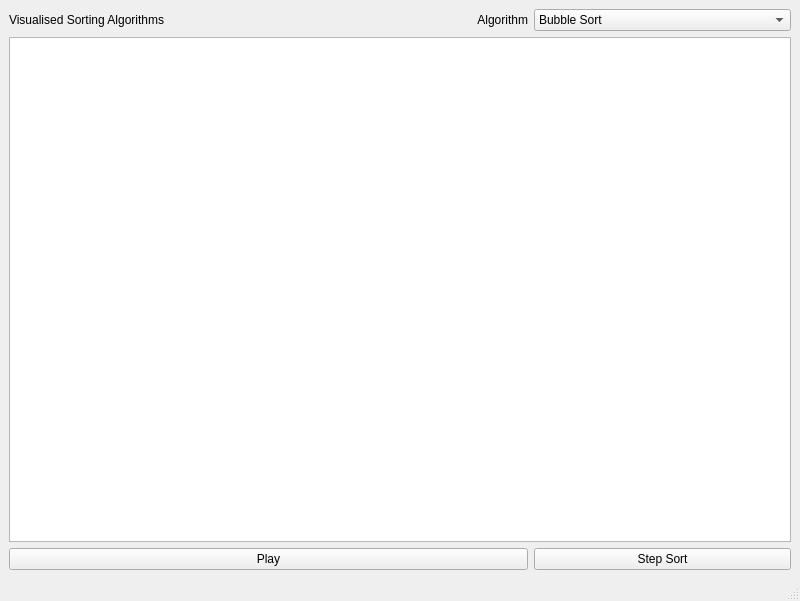
Above: mainwindow.ui from bennjii/VisualSort before the change. Below: the same form after it.
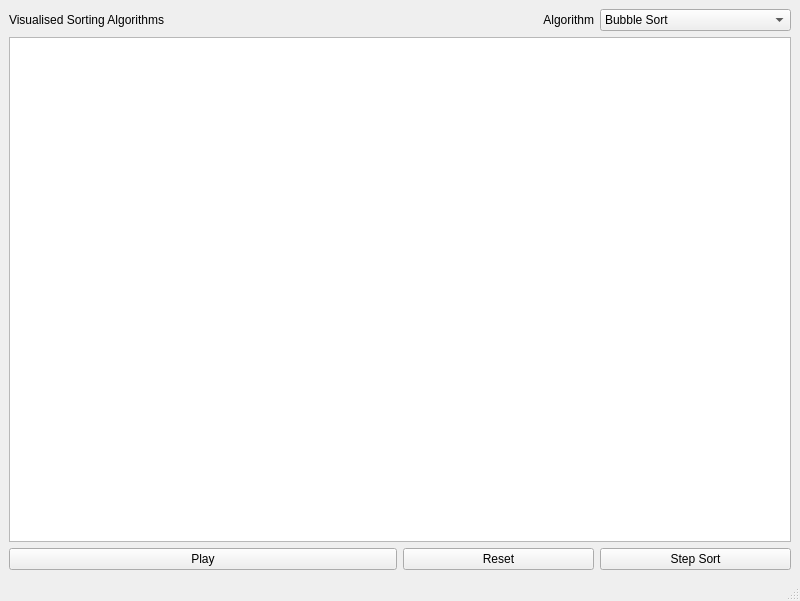
That is the form after the change.

Commit message: Added Reset Button and Brush Changes

```diff
--- a/mainwindow.ui
+++ b/mainwindow.ui
@@ -15,7 +15,14 @@
   </property>
   <widget class="QWidget" name="centralwidget">
    <layout class="QGridLayout" name="gridLayout">
-    <item row="2" column="2">
+    <item row="0" column="0">
+     <widget class="QLabel" name="label">
+      <property name="text">
+       <string>Visualised Sorting Algorithms</string>
+      </property>
+     </widget>
+    </item>
+    <item row="2" column="3">
      <widget class="QPushButton" name="stepButton">
       <property name="text">
        <string>Step Sort</string>
@@ -29,7 +36,7 @@
       </property>
      </widget>
     </item>
-    <item row="1" column="0" colspan="3">
+    <item row="1" column="0" colspan="4">
      <widget class="QGraphicsView" name="graphicsView">
       <property name="sizePolicy">
        <sizepolicy hsizetype="MinimumExpanding" vsizetype="MinimumExpanding">
@@ -39,7 +46,7 @@
       </property>
      </widget>
     </item>
-    <item row="0" column="2">
+    <item row="0" column="3">
      <widget class="QComboBox" name="algoBox">
       <item>
        <property name="text">
@@ -53,14 +60,20 @@
       </item>
      </widget>
     </item>
-    <item row="0" column="0">
-     <widget class="QLabel" name="label">
+    <item row="2" column="2">
+     <widget class="QPushButton" name="resetButton">
+      <property name="sizePolicy">
+       <sizepolicy hsizetype="Minimum" vsizetype="Fixed">
+        <horstretch>0</horstretch>
+        <verstretch>0</verstretch>
+       </sizepolicy>
+      </property>
       <property name="text">
-       <string>Visualised Sorting Algorithms</string>
+       <string>Reset</string>
       </property>
      </widget>
     </item>
-    <item row="0" column="1">
+    <item row="0" column="2">
      <widget class="QLabel" name="label_2">
       <property name="text">
        <string>Algorithm</string>
```
The commit also changes 5 other files.
